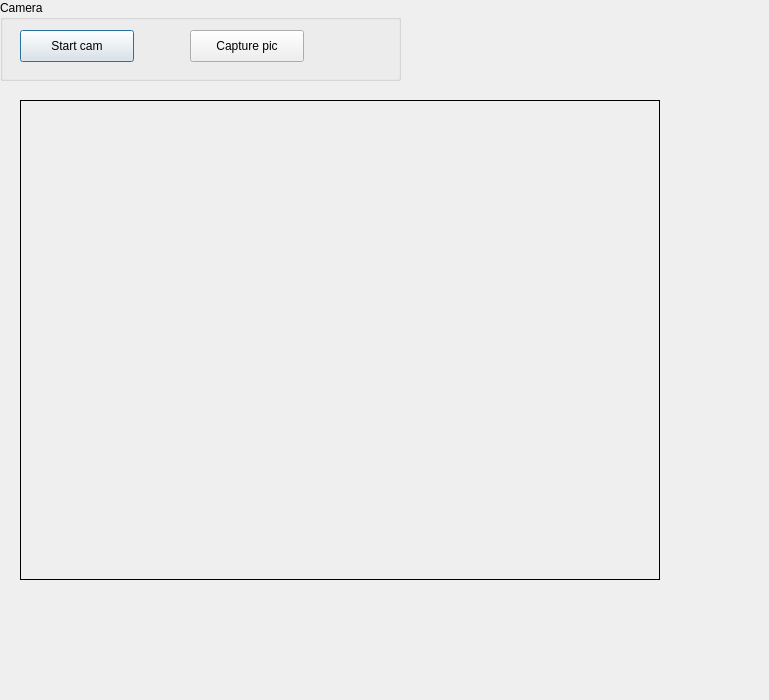
Above: camera.ui from martmis/camera before the change. Below: the same form after it.
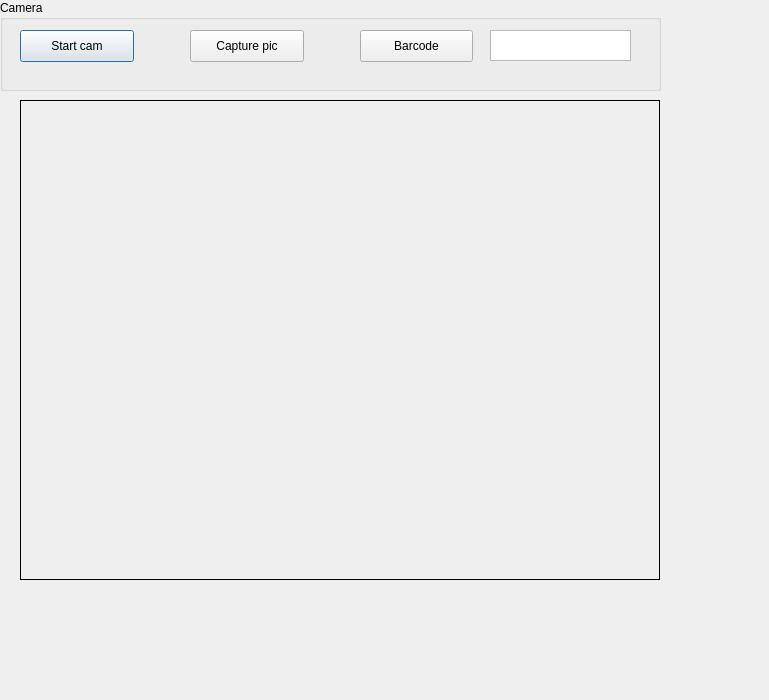
That is the form after the change.

Commit message: Add barcode recognition to proper gui

Patch:
```diff
--- a/camera.ui
+++ b/camera.ui
@@ -18,8 +18,8 @@
     <rect>
      <x>0</x>
      <y>0</y>
-     <width>401</width>
-     <height>81</height>
+     <width>661</width>
+     <height>91</height>
     </rect>
    </property>
    <property name="title">
@@ -51,6 +51,29 @@
      <string>Capture pic</string>
     </property>
    </widget>
+   <widget class="QPushButton" name="barRead">
+    <property name="geometry">
+     <rect>
+      <x>360</x>
+      <y>30</y>
+      <width>113</width>
+      <height>32</height>
+     </rect>
+    </property>
+    <property name="text">
+     <string>Barcode</string>
+    </property>
+   </widget>
+   <widget class="QTextEdit" name="textEdit">
+    <property name="geometry">
+     <rect>
+      <x>490</x>
+      <y>30</y>
+      <width>141</width>
+      <height>31</height>
+     </rect>
+    </property>
+   </widget>
   </widget>
   <widget class="QLabel" name="cam">
    <property name="geometry">
```
The commit also changes 2 other files.
